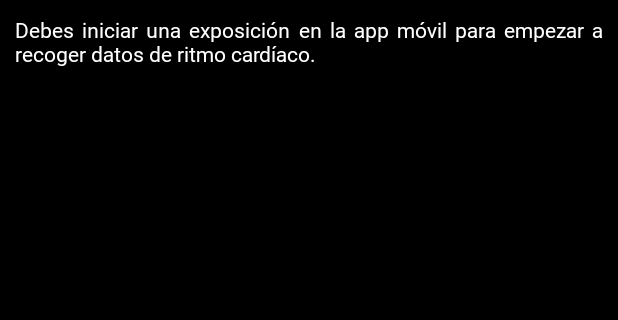
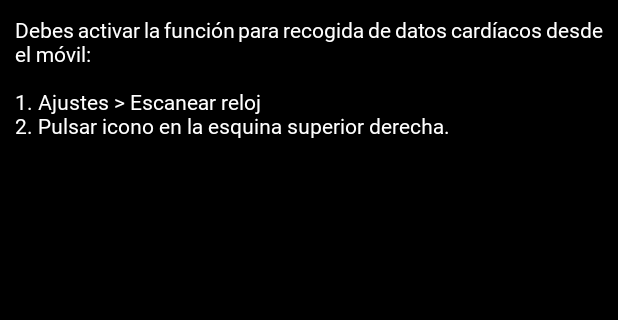
Before and after one commit to GeoTecINIT/symptoms-wear-os, an Android app: the screen it shows after launch (MainActivity), on a phone screen of 412 x 824 dp, the part 136-456 px from its top. Run offline under Robolectric (Android 15) with nearby library versions, the phone set to English and light mode, and no system bars; 5 statements that could not run were skipped.

Commit message:
feat(ui): updated phone connection and ui

```diff
--- a/app/src/main/res/layout/activity_main.xml
+++ b/app/src/main/res/layout/activity_main.xml
@@ -27,10 +27,19 @@
             android:textStyle="bold" />
 
         <TextView
+            android:id="@+id/inform_permissions_pending"
+            android:layout_width="match_parent"
+            android:layout_height="wrap_content"
+            android:justificationMode="inter_word"
+            android:text="@string/inform_permissions_pending"
+            android:fontFamily="@font/roboto_regular" />
+
+        <TextView
             android:id="@+id/inform_start_exposure"
             android:layout_width="match_parent"
             android:layout_height="wrap_content"
             android:justificationMode="inter_word"
+            android:visibility="gone"
             android:text="@string/inform_start_exposure"
             android:fontFamily="@font/roboto_regular" />
 
--- a/app/src/main/res/mipmap-anydpi-v26/ic_launcher_round.xml
+++ /dev/null
@@ -1,5 +0,0 @@
-<?xml version="1.0" encoding="utf-8"?>
-<adaptive-icon xmlns:android="http://schemas.android.com/apk/res/android">
-    <background android:drawable="@color/ic_launcher_background"/>
-    <foreground android:drawable="@mipmap/ic_launcher_foreground"/>
-</adaptive-icon>
--- a/app/src/main/res/values/strings.xml
+++ b/app/src/main/res/values/strings.xml
@@ -1,5 +1,9 @@
 <resources>
     <string name="app_name">Symptoms</string>
+
+    <string name="inform_permissions_pending">
+        Debes activar la función para recogida de datos cardíacos desde el móvil: \n\n1. Ajustes > Escanear reloj\n2. Pulsar icono en la esquina superior derecha.
+    </string>
 
     <string name="inform_data_collection">
         Se están recogiendo tus datos de ritmo cardíaco durante la exposición.
@@ -8,6 +12,7 @@
     <string name="inform_start_exposure">
         Debes iniciar una exposición en la app móvil para empezar a recoger datos de ritmo cardíaco.
     </string>
+
 
     <string name="select_collection_destination_txt">
         Selecciona dónde quieres recibir los datos recogidos:
```
Also changed, not shown: app/src/main/java/es/uji/geotec/symptomswearos/MainActivity.java (+43 -15 lines), app/src/main/res/mipmap-hdpi/ic_launcher_round.webp (deleted), app/src/main/res/mipmap-mdpi/ic_launcher_round.webp (deleted), app/src/main/res/mipmap-xhdpi/ic_launcher_round.webp (deleted), app/src/main/res/mipmap-xxhdpi/ic_launcher_round.webp (deleted), app/src/main/res/mipmap-xxxhdpi/ic_launcher_round.webp (deleted).
